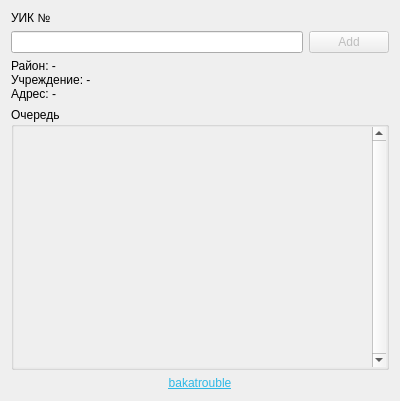
Before: the Qt Designer form components/dialog.ui in vehsakul/spb_elections_recorder_2019, drawn with Qt 5.
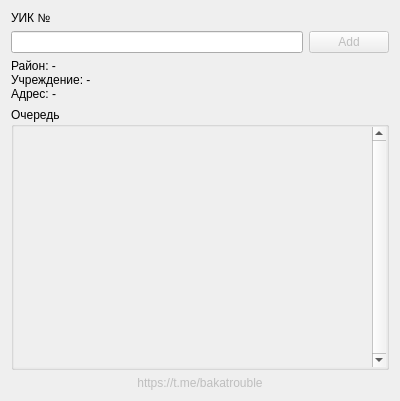
After: the same form once the commit is applied.

Commit message: fix memory leak

```diff
--- a/components/dialog.ui
+++ b/components/dialog.ui
@@ -169,13 +169,13 @@
    <item>
     <widget class="QLabel" name="label_2">
      <property name="enabled">
-      <bool>true</bool>
+      <bool>false</bool>
      </property>
      <property name="layoutDirection">
       <enum>Qt::LeftToRight</enum>
      </property>
      <property name="text">
-      <string>&lt;html&gt;&lt;head/&gt;&lt;body&gt;&lt;p&gt;&lt;a href=&quot;https://t.me/bakatrouble&quot;&gt;&lt;span style=&quot; text-decoration: underline; color:#2eb8e6;&quot;&gt;bakatrouble&lt;/span&gt;&lt;/a&gt;&lt;/p&gt;&lt;/body&gt;&lt;/html&gt;</string>
+      <string>https://t.me/bakatrouble</string>
      </property>
      <property name="textFormat">
       <enum>Qt::RichText</enum>
```
The commit also changes 2 other files.
